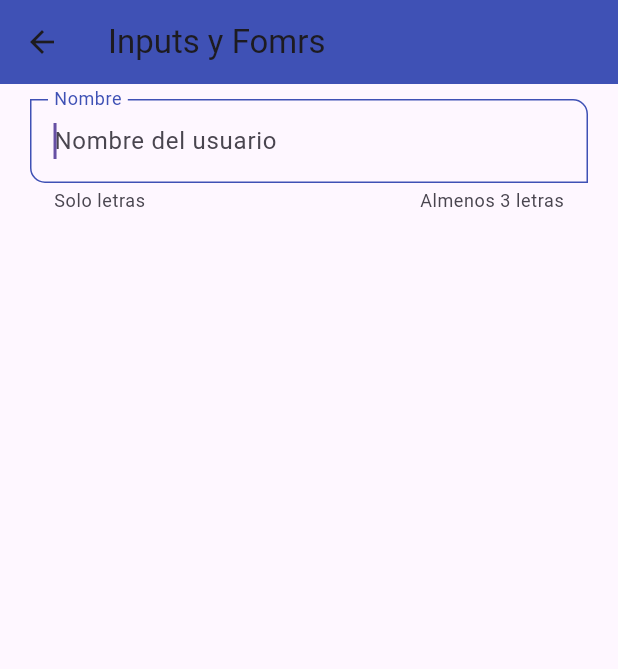
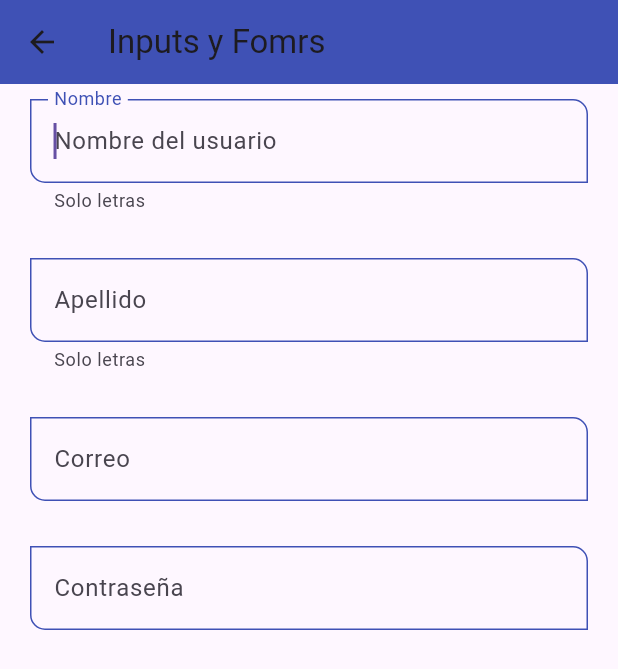
Before and after one commit to SerafinResidencia/Curso-de-Flutter, a Flutter app: the InputsScreen screen opened by its route, on a phone screen of 412 x 824 dp. Shown: the top 669 px of the screen. Run offline on Flutter 3.47's test engine with Material 3 defaults, Android fonts, the phone set to English and light mode, and no system bars.

```diff
--- a/session6/fl_componentes/lib/screens/inputs_screen.dart
+++ b/session6/fl_componentes/lib/screens/inputs_screen.dart
@@ -17,8 +17,31 @@ class InputsScreen extends StatelessWidget {
                 labelText: 'Nombre',
                 helperText: 'Solo letras',
                 hintText: 'Nombre del usuario',
-                counterText: 'Almenos 3 letras',
+                //counterText: 'Almenos 3 letras',
               ),
+              SizedBox(height: 30),
+
+              CustomInputField(
+                labelText: 'Apellido',
+                helperText: 'Solo letras',
+                hintText: 'Apellido del usuario',
+              ),
+              SizedBox(height: 30),
+
+              CustomInputField(
+                labelText: 'Correo',
+                hintText: 'Correo del usuario',
+                keyboardType: TextInputType.emailAddress,
+              ),
+              SizedBox(height: 30),
+
+              CustomInputField(
+                labelText: 'Contraseña',
+                hintText: 'Contraseña del usuario',
+                keyboardType: TextInputType.emailAddress,
+                obscureText: true,
+              ),
+              SizedBox(height: 30),
             ],
           ),
         ),
```
